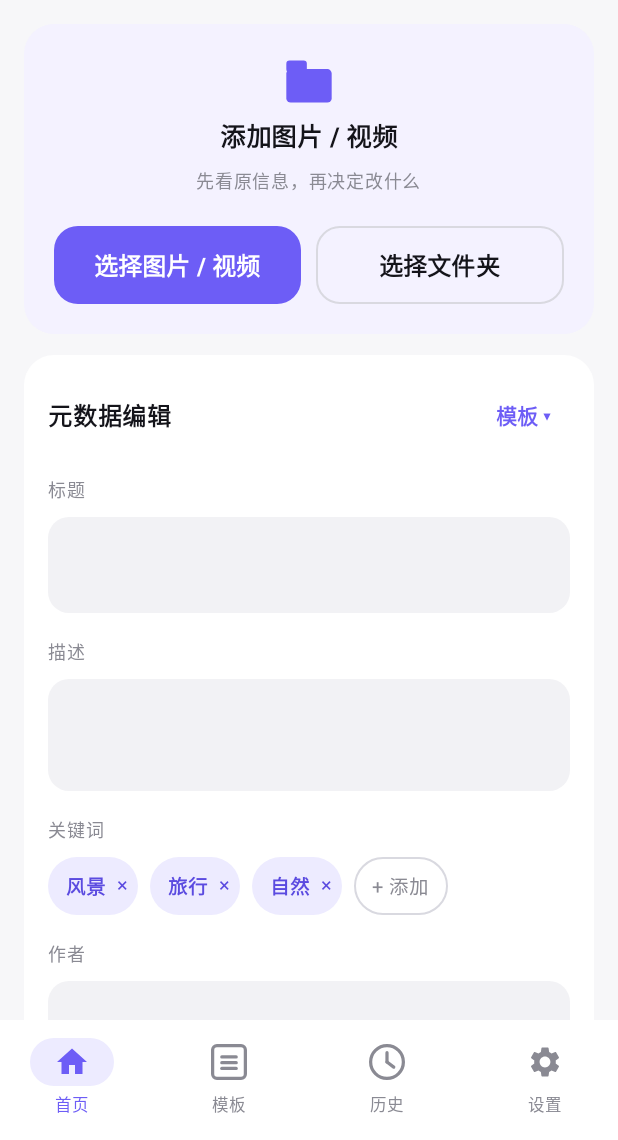
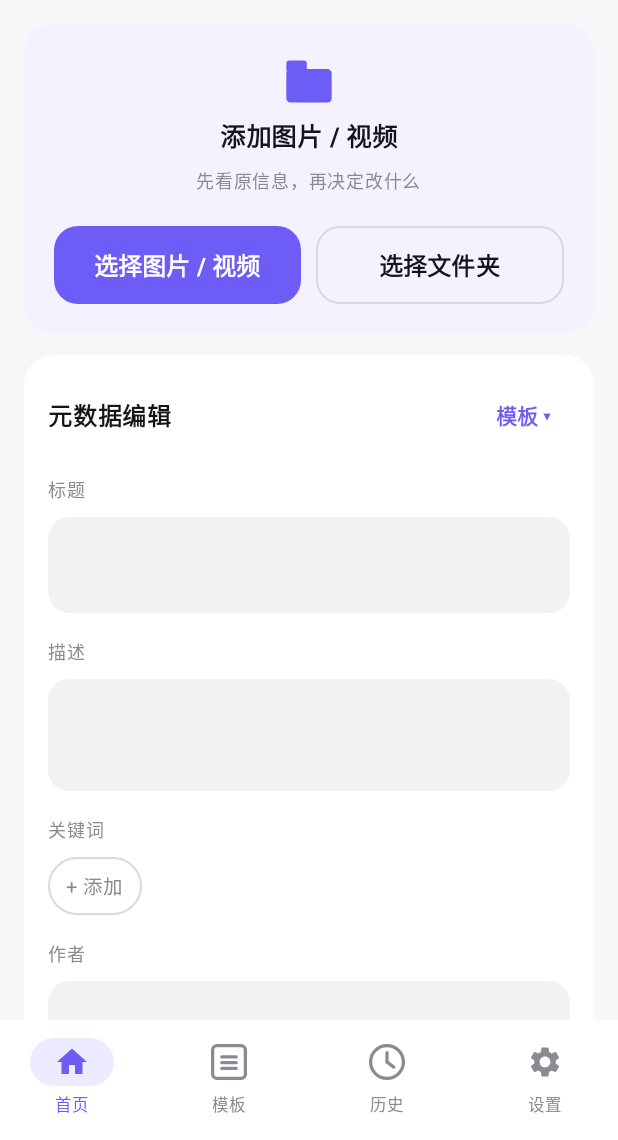
Before and after one commit to lwokf/MetaBatch, an Android app built with Jetpack Compose: the screen it shows after launch (MainActivity), on a phone screen of 412 x 824 dp, the part 96-1236 px from its top. Run offline under Robolectric (Android 15) with nearby library versions, the phone set to English and light mode, and no system bars; pictures from the network do not load.

Commit message:
MetaBatch v0.8.2: keywords start blank (no sample keywords)

```diff
--- a/app/src/main/java/app/metabatch/MainActivity.kt
+++ b/app/src/main/java/app/metabatch/MainActivity.kt
@@ -139,7 +139,7 @@ enum class Screen { Home, Picker, Templates, History, Settings, Progress, Done }
 class FormState {
     var title by mutableStateOf("")
     var description by mutableStateOf("")
-    var keywords by mutableStateOf("风景、旅行、自然")
+    var keywords by mutableStateOf("")
     var creator by mutableStateOf("")
     var rights by mutableStateOf("")
     var source by mutableStateOf("")
@@ -148,9 +148,9 @@ class FormState {
         title, description, parseKeywords(keywords), creator, rights, source
     )
 
-    /** “模板”下拉：默认模板 = 恢复初始值。 */
+    /** “模板”下拉：默认模板 = 恢复初始值（现在全是空白，关键词不再预填）。 */
     fun applyDefault() {
-        title = ""; description = ""; keywords = "风景、旅行、自然"
+        title = ""; description = ""; keywords = ""
         creator = ""; rights = ""; source = ""
     }
 
```
